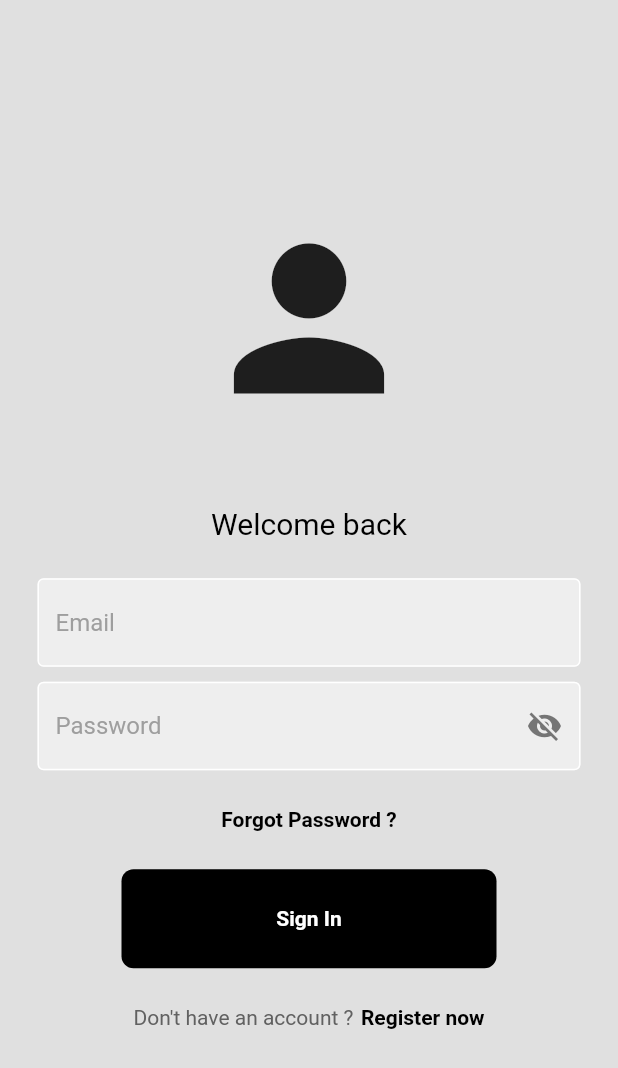
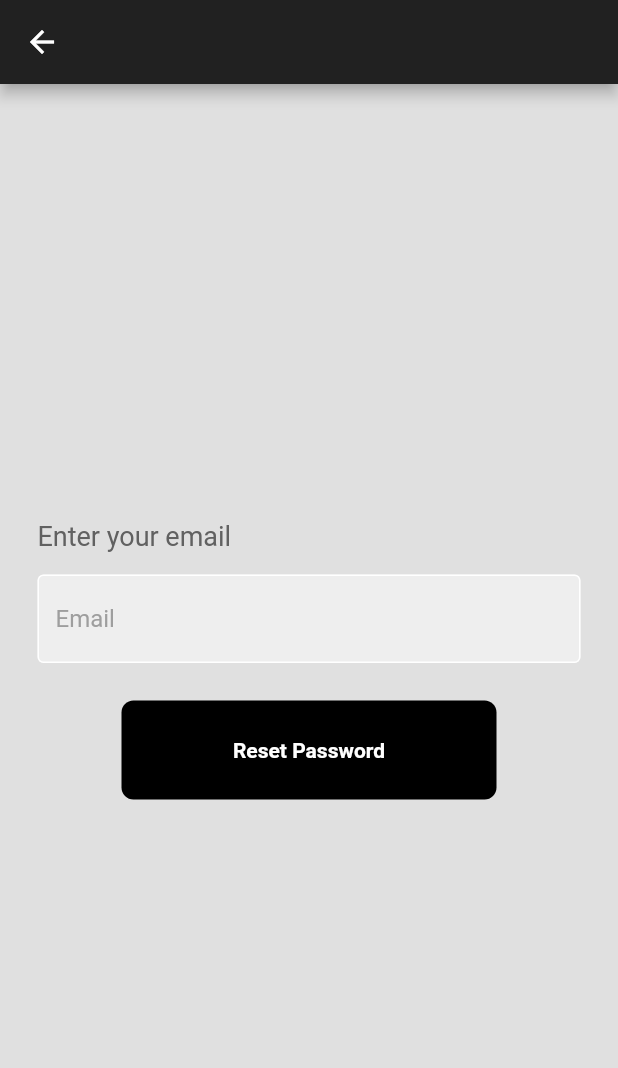
Before and after one commit to raedbgr/auth_login, a Flutter app: the screen it shows after launch, after a tap on "Forgot Password ?", on a phone screen of 412 x 824 dp. Shown: the top 1068 px of the screen. Run offline on Flutter 3.47's test engine with Material 2 defaults, Android fonts, the phone set to English and light mode, and no system bars; drawn by our look-alikes of animated_text_kit; our stand-ins replace firebase_auth, firebase_core, get; accounts and stored records are empty.

Commit message:
- added forgot password

```diff
--- /dev/null
+++ b/lib/auth/forgot_password_page.dart
@@ -0,0 +1,72 @@
+import 'package:auth_login/components/text_field.dart';
+import 'package:auth_login/controller.dart';
+import 'package:flutter/material.dart';
+import 'package:get/get.dart';
+
+class ForgotPassPage extends StatefulWidget {
+  @override
+  _ForgotPassPageState createState() => _ForgotPassPageState();
+}
+
+class _ForgotPassPageState extends State<ForgotPassPage> {
+  final TextEditingController _emailController = TextEditingController();
+  final MyController _myController = Get.put(MyController());
+
+  @override
+  Widget build(BuildContext context) {
+    return Scaffold(
+      backgroundColor: Colors.grey.shade300,
+      appBar: AppBar(
+        backgroundColor: Colors.grey.shade900,
+      ),
+      body: SafeArea(
+        child: Center(
+          child: SingleChildScrollView(
+            reverse: true,
+            child: Padding(
+              padding: const EdgeInsets.symmetric(horizontal: 25),
+              child: Column(
+                children: [
+                  Row(
+                    mainAxisAlignment: MainAxisAlignment.start,
+                    children: [
+                      Text(
+                        'Enter your email',
+                        style: TextStyle(color: Colors.grey.shade700, fontSize: 18),
+                      ),
+                    ],
+                  ),
+                  const SizedBox(height: 15,),
+                  MyTextField(controller: _emailController, hintText: 'Email'),
+                  const SizedBox(height: 25,),
+                  MaterialButton(
+                    onPressed: () {
+                      _myController.resetPasswrd(_emailController.text, context, _emailController);
+                    },
+                    child: Container(
+                      width: 250,
+                      padding: const EdgeInsets.all(25),
+                      decoration: BoxDecoration(
+                        color: Colors.black,
+                        borderRadius: BorderRadius.circular(8),
+                      ),
+                      child: const Center(
+                        child: Text(
+                          'Reset Password',
+                          style: TextStyle(
+                            color: Colors.white,
+                            fontWeight: FontWeight.bold,
+                          ),
+                        ),
+                      ),
+                    ),
+                  ),
+                ],
+              ),
+            ),
+          ),
+        ),
+      ),
+    );
+  }
+}
--- a/lib/auth/login_page.dart
+++ b/lib/auth/login_page.dart
@@ -1,8 +1,9 @@
+import 'package:auth_login/auth/forgot_password_page.dart';
 import 'package:auth_login/auth/register_page.dart';
 import 'package:auth_login/components/animated_text.dart';
+import 'package:auth_login/components/square_tile.dart';
 import 'package:auth_login/components/text_field.dart';
 import 'package:auth_login/controller.dart';
-import 'package:auth_login/home/home_page.dart';
 import 'package:flutter/material.dart';
 import 'package:get/get.dart';
 
@@ -32,7 +33,7 @@ class _LoginPageState extends State<LoginPage> {
                 children: [
                   const Icon(
                     Icons.person,
-                    size: 150,
+                    size: 100,
                   ),
                   const SizedBox(
                     height: 50,
@@ -82,22 +83,34 @@ class _LoginPageState extends State<LoginPage> {
                               color: Colors.grey.shade600,
                             ))),
                   ),
-                  const SizedBox(height: 25),
+                  const SizedBox(height: 10),
+                  Row(
+                    mainAxisAlignment: MainAxisAlignment.end,
+                    children: [
                       GestureDetector(
-                      onTap: () {},
+                          onTap: () {
+                            Get.to(ForgotPassPage());
+                          },
                           child: const Text(
                             'Forgot Password ?',
                             style: TextStyle(
-                          color: Colors.black,
+                              color: Colors.blue,
                               fontWeight: FontWeight.bold,
                             ),
                           )
                       ),
+                    ],
+                  ),
                   const SizedBox(height: 25),
                   MaterialButton(
                     onPressed: () {
+                      if (_emailController.text.isEmpty && _pwdController.text.isEmpty) {
+                        const snackBar = SnackBar(content: Text('Please enter your fields !'));
+                        ScaffoldMessenger.of(context).showSnackBar(snackBar);
+                      } else {
                         _myController.signIn(
                             _emailController.text, _pwdController.text, context);
+                      }
                     },
                     child: Container(
                       width: 250,
@@ -118,6 +131,29 @@ class _LoginPageState extends State<LoginPage> {
                     ),
                   ),
                   const SizedBox(height: 25),
+                  Padding(
+                    padding: const EdgeInsets.symmetric(horizontal: 25),
+                    child: Row(
+                      children: [
+                        Expanded(child: Divider(color: Colors.grey.shade400, thickness: 1)),
+                        const Padding(
+                          padding: EdgeInsets.all(10),
+                          child: Text('Or login with'),
+                        ),
+                        Expanded(child: Divider(color: Colors.grey.shade400, thickness: 1)),
+                      ],
+                    ),
+                  ),
+                  const SizedBox(height: 25,),
+                  Row(
+                    mainAxisAlignment: MainAxisAlignment.center,
+                    children: const [
+                      MySquareTile(imagePath: '/Google.png',),
+                      SizedBox(width: 25,),
+                      MySquareTile(imagePath: '/Facebook.png'),
+                    ],
+                  ),
+                  const SizedBox(height: 25),
                   Row(mainAxisAlignment: MainAxisAlignment.center, children: [
                     Text(
                       'Don\'t have an account ?',
@@ -133,7 +169,7 @@ class _LoginPageState extends State<LoginPage> {
                       child: const Text(
                         'Register now',
                         style: TextStyle(
-                            color: Colors.black, fontWeight: FontWeight.bold),
+                            color: Colors.blue, fontWeight: FontWeight.bold),
                       ),
                     ),
                   ]),
--- a/lib/components/animated_text.dart
+++ b/lib/components/animated_text.dart
@@ -5,8 +5,8 @@ class MyAnimatedText extends StatelessWidget {
   final String text;
 
   const MyAnimatedText({
-   required this.text,
-});
+    required this.text,
+  });
 
   @override
   Widget build(BuildContext context) {
--- /dev/null
+++ b/lib/components/square_tile.dart
@@ -0,0 +1,25 @@
+import 'package:flutter/material.dart';
+
+class MySquareTile extends StatelessWidget {
+  final String imagePath;
+
+  const MySquareTile ({
+    required this.imagePath,
+  });
+
+  @override
+  Widget build(BuildContext context) {
+    return Container(
+      padding: EdgeInsets.all(10),
+      decoration: BoxDecoration(
+        border: Border.all(color: Colors.white),
+        borderRadius: BorderRadius.circular(15),
+        color: Colors.grey.shade200,
+      ),
+      child: Image.asset(
+        imagePath,
+        height: 40,
+      ),
+    );
+  }
+}
--- a/lib/controller.dart
+++ b/lib/controller.dart
@@ -9,6 +9,7 @@ class MyController extends GetxController {
   ALuser currentUser = ALuser();
   final user = FirebaseAuth.instance.currentUser;
 
+
   signUp(String username, String emailAddress, String password, ctx) async {
     showDialog(
         context: ctx,
@@ -19,14 +20,14 @@ class MyController extends GetxController {
         });
     try {
       final credential =
-          await FirebaseAuth.instance.createUserWithEmailAndPassword(
+      await FirebaseAuth.instance.createUserWithEmailAndPassword(
         email: emailAddress,
         password: password,
       );
 
       DateTime dateTime = DateTime.now();
       String formatedDateTime =
-          DateFormat('yy-MM-dd HH:mm:ss').format(dateTime);
+      DateFormat('yy-MM-dd HH:mm:ss').format(dateTime);
 
       currentUser.isAdmin = false;
       currentUser.username = username;
@@ -37,9 +38,11 @@ class MyController extends GetxController {
       userList.add(currentUser);
     } on FirebaseAuthException catch (e) {
       if (e.code == 'weak-password') {
-        print('The password provided is too weak.');
+        const snackBar = SnackBar(content: Text('The password provided is too weak.'));
+        ScaffoldMessenger.of(ctx).showSnackBar(snackBar);
       } else if (e.code == 'email-already-in-use') {
-        print('The account already exists for that email.');
+        const snackBar = SnackBar(content: Text('The account already exists for that email.'));
+        ScaffoldMessenger.of(ctx).showSnackBar(snackBar);
       }
     } catch (e) {
       print(e);
@@ -62,12 +65,32 @@ class MyController extends GetxController {
           .signInWithEmailAndPassword(email: emailAddress, password: password);
     } on FirebaseAuthException catch (e) {
       if (e.code == 'user-not-found') {
-        print('No user found for that email.');
+        const snackBar = SnackBar(content: Text('No user found for that email.'));
+        ScaffoldMessenger.of(ctx).showSnackBar(snackBar);
       } else if (e.code == 'wrong-password') {
-        print('Wrong password provided for that user.');
+        const snackBar = SnackBar(content: Text('Wrong password provided for that user.'));
+        ScaffoldMessenger.of(ctx).showSnackBar(snackBar);
       }
     }
 
     Navigator.pop(ctx);
   }
+
+  Future resetPasswrd (String emailAddress, ctx, controller) async {
+    try {
+      await FirebaseAuth.instance.sendPasswordResetEmail(email: emailAddress);
+      showDialog(
+        context: ctx,
+        builder: (ctx) {
+          return const AlertDialog(
+            content: Text('Password reset link sent to your email'),
+          );
+        },
+      );
+      controller.clear();
+    } on FirebaseAuthException catch (e) {
+      final snackBar = SnackBar(content: Text(e.message.toString()));
+      ScaffoldMessenger.of(ctx).showSnackBar(snackBar);
+    }
+  }
 }
```
Also changed, not shown: lib/auth/register_page.dart (+34 -2 lines), lib/home/home_page.dart (+5 -3 lines), lib/home/profile.dart (+8 -9 lines), assets/Facebook.png (added), assets/Google.png (added). Lines whose indentation alone changed are shown as unchanged.
